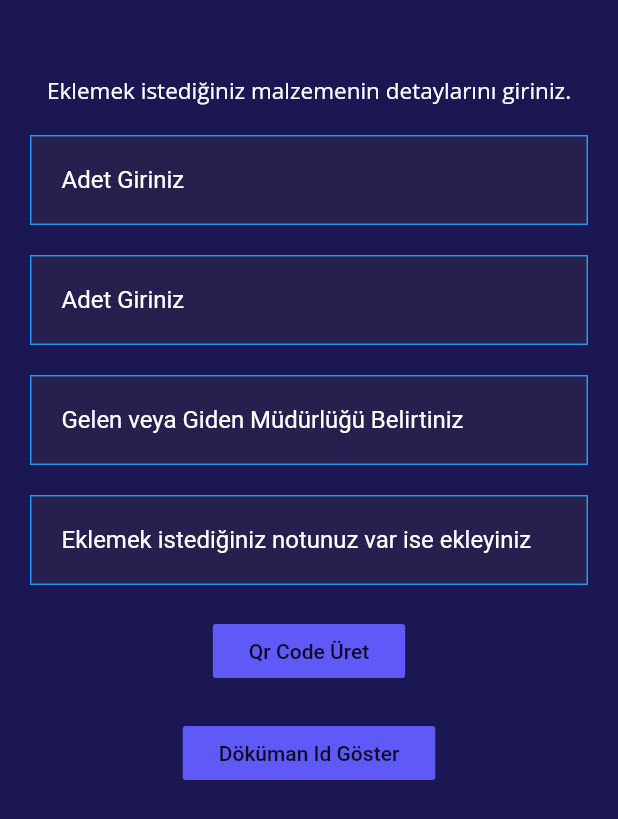
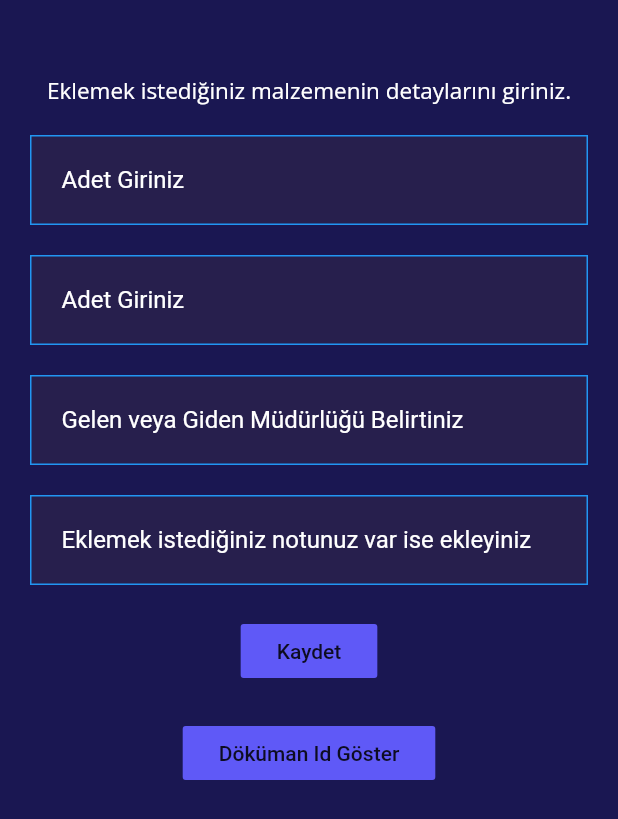
Before and after one commit to KrmKrks/ProjeQR, a Flutter app: the screen it shows after launch, after a tap on "Smoking Break..!", on a phone screen of 412 x 824 dp. Shown: the top 819 px of the screen. Run offline on Flutter 3.47's test engine with Material 2 defaults, Android fonts, the light colour scheme and no system bars; our stand-ins replace cloud_firestore, firebase_auth, firebase_core, firebase_storage, google_fonts, qr_flutter; accounts and stored records are empty; network calls fail.

Commit message:
Münük düzeltmeler

```diff
--- a/lib/Pages/girissayfasi.dart
+++ b/lib/Pages/girissayfasi.dart
@@ -93,7 +93,9 @@ class _GirissayfasiState extends State<Girissayfasi> {
                   minWidth: double.maxFinite,
                   height: 50,
                   onPressed: () {
-                    _authService.signIn(nameController.text, passwordController.text).then((value) {
+                    _authService
+                        .signIn(nameController.text, passwordController.text)
+                        .then((value) {
                       return Navigator.push(
                         context,
                         MaterialPageRoute(
@@ -101,9 +103,6 @@ class _GirissayfasiState extends State<Girissayfasi> {
                         ),
                       );
                     });
-
-
-
                   },
                   color: logoGreen,
                   child: Text(
@@ -113,27 +112,6 @@ class _GirissayfasiState extends State<Girissayfasi> {
                   textColor: Colors.white,
                 ),
                 SizedBox(height: 20),
-
-                /* MaterialButton(
-                 elevation: 0,
-                  minWidth: double.maxFinite,
-                  height: 50,
-                  onPressed: () {
-                    //Here goes the logic for Google SignIn discussed in the next section
-                  },
-                  color: Colors.blue,
-                  child: Row(
-                    mainAxisAlignment: MainAxisAlignment.center,
-                    children: <Widget>[
-                      Icon(FontAwesomeIcons.google),
-                      SizedBox(width: 10),
-                      Text('Google hesabın ile üye ol',
-                          style: TextStyle(color: Colors.white, fontSize: 16)),
-                    ],
-                  ),
-                  textColor: Colors.white,
-                ),
-                SizedBox(height: 20),*/
 
                 // Kullanıcının Sıfırdan üyelik açmak için kullanacağı alan
                 MaterialButton(
--- a/lib/Pages/malzemeekleme.dart
+++ b/lib/Pages/malzemeekleme.dart
@@ -4,6 +4,7 @@ import 'package:google_fonts/google_fonts.dart';
 
 import 'package:projeqr/net/authentication.dart';
 import 'package:projeqr/pages/urunListeleme.dart';
+import 'package:qr_flutter/qr_flutter.dart';
 import 'girissayfasi.dart';
 
 AuthService _authService = AuthService();
@@ -84,7 +85,7 @@ class _MalzemeEklemeState extends State<MalzemeEkleme> {
                 FlatButton(
                   child: Padding(
                     padding: const EdgeInsets.all(8.0),
-                    child: Text("Qr Code Üret"),
+                    child: Text("Kaydet"),
                   ),
                   color: logoGreen,
                   onPressed: () {
@@ -97,7 +98,7 @@ class _MalzemeEklemeState extends State<MalzemeEkleme> {
                       return Navigator.push(
                           context,
                           MaterialPageRoute(
-                              builder: (context) => urunListeleme()));
+                              builder: (context) => Girissayfasi()));
                     });
                   },
                 ),
@@ -114,7 +115,7 @@ class _MalzemeEklemeState extends State<MalzemeEkleme> {
                     Navigator.push(
                         context,
                         MaterialPageRoute(
-                            builder: (context) => urunListeleme()));
+                            builder: (context) => Girissayfasi()));
                   },
                 )
               ],
--- a/lib/Pages/qrGenerate.dart
+++ b/lib/Pages/qrGenerate.dart
@@ -25,11 +25,11 @@ class _QrGeneratorState extends State<QrGenerator> {
               QrImage(
                   backgroundColor: Colors.red,
                   padding: const EdgeInsets.all(10),
-                  data: docu.doc().id,
+                  data: 'FOtKj5Jk29VkVE7FUv6Y',
                   size: 320,
                   embeddedImage: AssetImage('assets/Mini_logo.png'),
                   embeddedImageStyle: QrEmbeddedImageStyle(
-                    size: Size(60, 60),
+                    size: Size(40, 40),
                   )),
               MaterialButton(
                 onPressed: () {
```
Also changed, not shown: lib/Pages/üyeol.dart (+3 -35 lines), lib/net/authentication.dart (+3 -34 lines).
